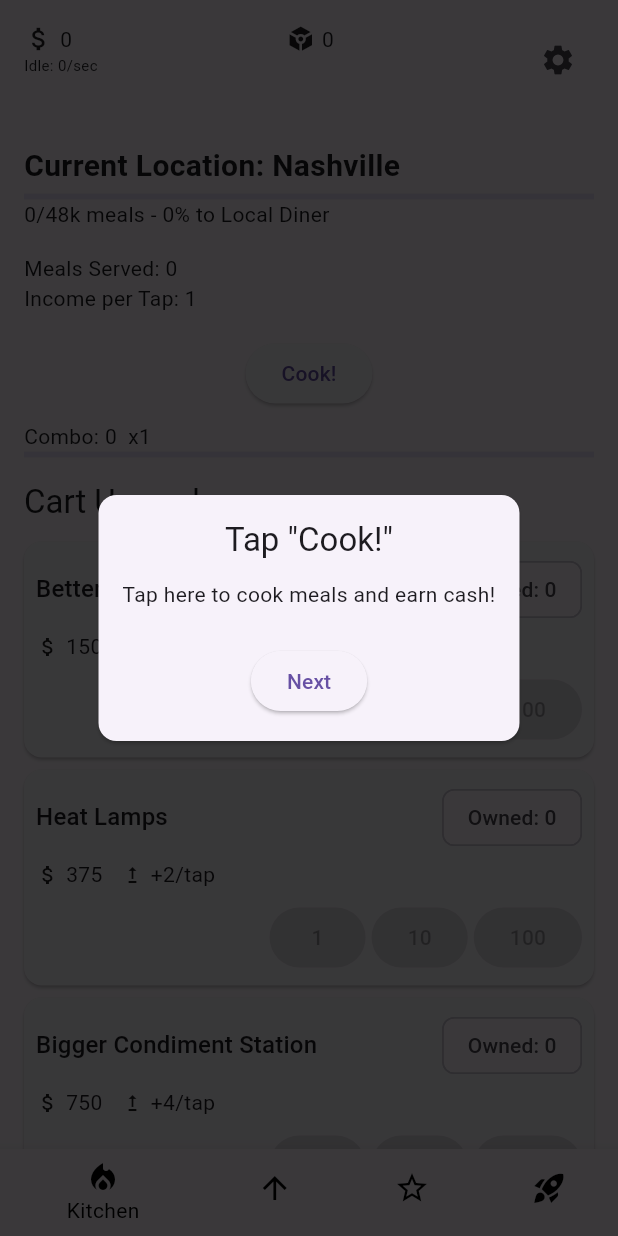
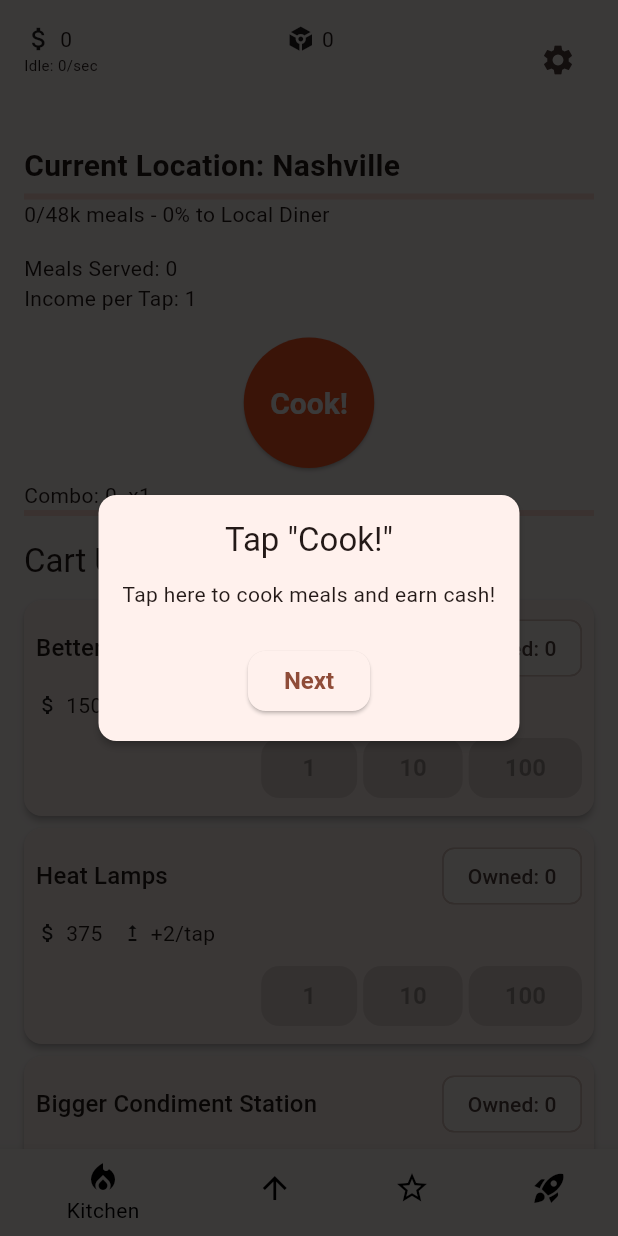
Before and after one commit to zachc71/taptapchef, a Flutter app: the screen it shows after launch, on a phone screen of 412 x 824 dp. Run offline on Flutter 3.47's test engine with Material 3 defaults, Android fonts, the light colour scheme and no system bars; our stand-ins replace flutter_riverpod, shared_preferences.

Commit message:
feat(ui): polish visuals

```diff
--- /dev/null
+++ b/lib/constants/theme.dart
@@ -0,0 +1,26 @@
+import 'package:flutter/material.dart';
+
+/// Application-wide theme settings for consistent styling.
+final ThemeData appTheme = ThemeData(
+  colorScheme: ColorScheme.fromSeed(seedColor: Colors.deepOrange),
+  useMaterial3: true,
+  cardTheme: CardTheme(
+    shape: RoundedRectangleBorder(borderRadius: BorderRadius.circular(12)),
+    elevation: 2,
+  ),
+  elevatedButtonTheme: ElevatedButtonThemeData(
+    style: ElevatedButton.styleFrom(
+      shape: RoundedRectangleBorder(borderRadius: BorderRadius.circular(12)),
+      textStyle: const TextStyle(fontSize: 16, fontWeight: FontWeight.bold),
+    ),
+  ),
+);
+
+/// Special style for the large "Cook!" button.
+final ButtonStyle cookButtonStyle = ElevatedButton.styleFrom(
+  shape: const CircleBorder(),
+  padding: const EdgeInsets.all(32),
+  backgroundColor: Colors.deepOrange,
+  foregroundColor: Colors.white,
+  textStyle: const TextStyle(fontSize: 20, fontWeight: FontWeight.bold),
+);
--- a/lib/main.dart
+++ b/lib/main.dart
@@ -23,6 +23,7 @@ import 'widgets/frenzy_overlay.dart';
 import 'widgets/milestone_overlay.dart';
 import 'widgets/tutorial_overlay.dart';
 import 'constants/milestones.dart';
+import 'constants/theme.dart';
 import 'services/effect_service.dart';
 
 void main() => runApp(const ProviderScope(child: MyApp()));
@@ -32,9 +33,10 @@ class MyApp extends StatelessWidget {
 
   @override
   Widget build(BuildContext context) {
-    return const MaterialApp(
+    return MaterialApp(
       title: 'Tap Tap Chef',
-      home: CounterPage(),
+      theme: appTheme,
+      home: const CounterPage(),
     );
   }
 }
--- a/lib/screens/kitchen_screen.dart
+++ b/lib/screens/kitchen_screen.dart
@@ -7,6 +7,7 @@ import '../models/upgrade.dart';
 import '../util/format.dart';
 import '../widgets/upgrade_panel.dart';
 import '../widgets/staff_panel.dart';
+import '../constants/theme.dart';
 
 /// Main gameplay screen for tapping and viewing progress.
 class KitchenScreen extends StatelessWidget {
@@ -118,6 +119,7 @@ class KitchenScreen extends StatelessWidget {
               child: Transform.translate(
                 offset: frenzyOffset,
                 child: ElevatedButton(
+                  style: cookButtonStyle,
                   onPressed: controller.cook,
                   child: const Text('Cook!'),
                 ),
--- a/lib/widgets/milestone_overlay.dart
+++ b/lib/widgets/milestone_overlay.dart
@@ -64,10 +64,11 @@ class _MilestoneOverlayState extends State<MilestoneOverlay>
             ),
             child: Padding(
               padding: const EdgeInsets.symmetric(horizontal: 32.0),
-              child: Column(
-                mainAxisSize: MainAxisSize.min,
-                crossAxisAlignment: CrossAxisAlignment.center,
-                children: [
+              child: SingleChildScrollView(
+                child: Column(
+                  mainAxisSize: MainAxisSize.min,
+                  crossAxisAlignment: CrossAxisAlignment.center,
+                  children: [
                   Text(
                     widget.title,
                     style: theme.textTheme.headlineMedium?.copyWith(
```
